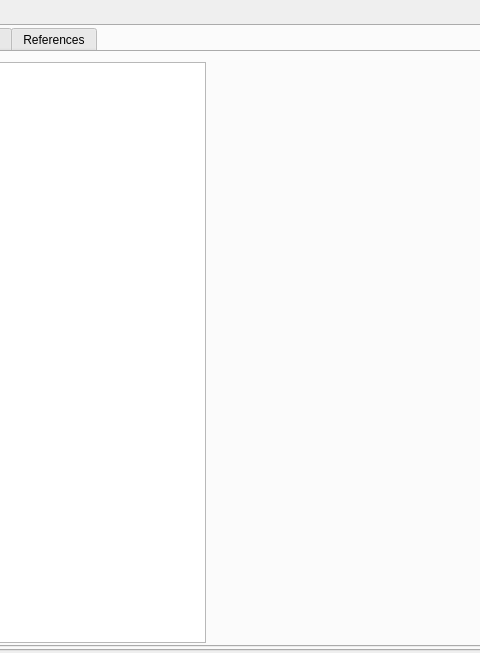
Before: the Qt Designer form nofa_insert_dialog_base.ui in NINAnor/NOFAInsert, drawn with Qt 5; both pictures show x 309 to 789 and y 0 to 653 of the 1094 by 653 pixel window.
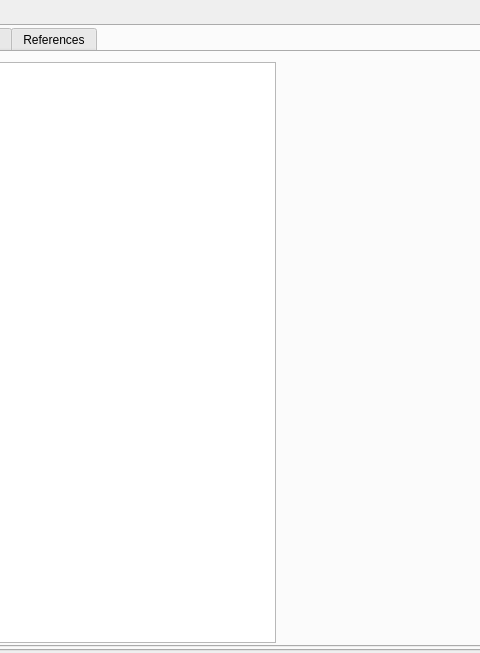
After: the same form once the commit is applied. The open tabs and pages were chosen to show the change.

The edit to the form file:
```diff
--- a/nofa_insert_dialog_base.ui
+++ b/nofa_insert_dialog_base.ui
@@ -1240,7 +1240,7 @@
         <rect>
          <x>10</x>
          <y>10</y>
-         <width>491</width>
+         <width>561</width>
          <height>581</height>
         </rect>
        </property>
```
